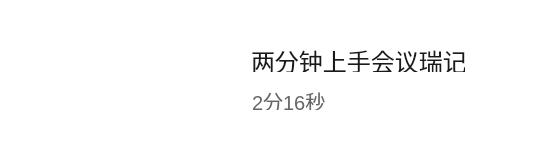
EricGu1001/Ruiji_dev, file homepagelistitem.ui: the form before one commit; both pictures show x 0 to 542 and y 0 to 158 of the 1360 by 158 pixel window.
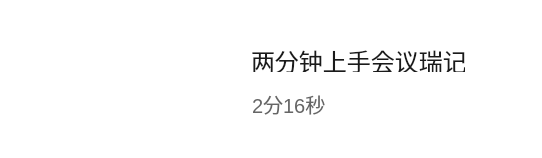
The form after the commit. Custom widgets are drawn as their Qt base class.

```diff
--- a/homepagelistitem.ui
+++ b/homepagelistitem.ui
@@ -70,8 +70,8 @@
      <rect>
       <x>252</x>
       <y>91</y>
-      <width>76</width>
-      <height>19</height>
+      <width>101</width>
+      <height>25</height>
      </rect>
     </property>
     <property name="font">
```
